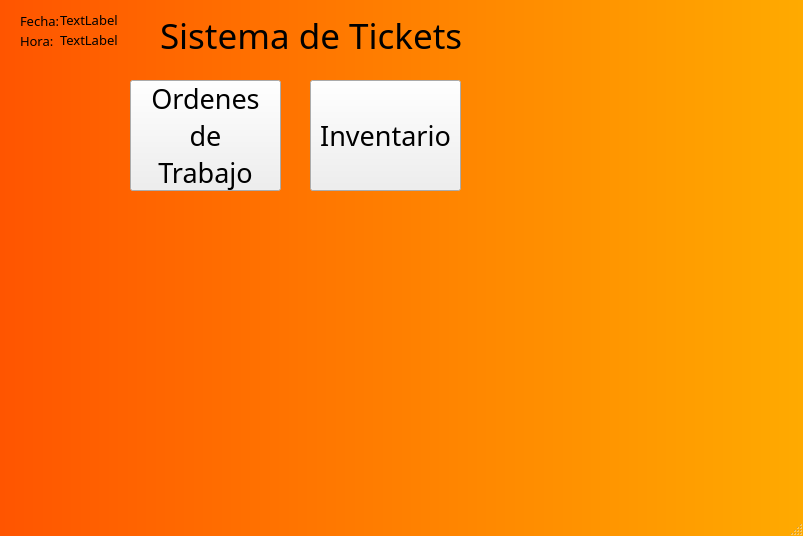
Old version of the form MainWindow.ui in the repository danilp12/GestionInventarioVcp.
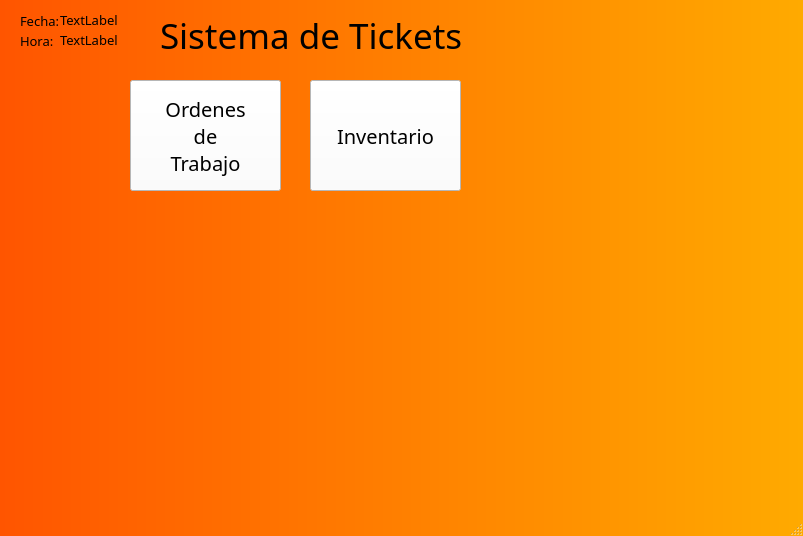
New version of the form. Icons and pictures are not drawn.

What changed in the file:
```diff
--- a/MainWindow.ui
+++ b/MainWindow.ui
@@ -24,6 +24,12 @@
     background-position: center;
     background-repeat: no-repeat;
     
+}
+QPushButton {
+ background-color: white;
+ color: black;
+font-family:Bodoni MT;
+font-size: 20px;
 }</string>
   </property>
   <widget class="QWidget" name="centralwidget">
@@ -38,8 +44,8 @@
     </property>
     <property name="font">
      <font>
-      <family>Mongolian Baiti</family>
-      <pointsize>20</pointsize>
+      <family>Bodoni MT</family>
+      <pointsize>-1</pointsize>
      </font>
     </property>
     <property name="text">
@@ -57,8 +63,8 @@
     </property>
     <property name="font">
      <font>
-      <family>Mongolian Baiti</family>
-      <pointsize>20</pointsize>
+      <family>Bodoni MT</family>
+      <pointsize>-1</pointsize>
      </font>
     </property>
     <property name="text">
```
